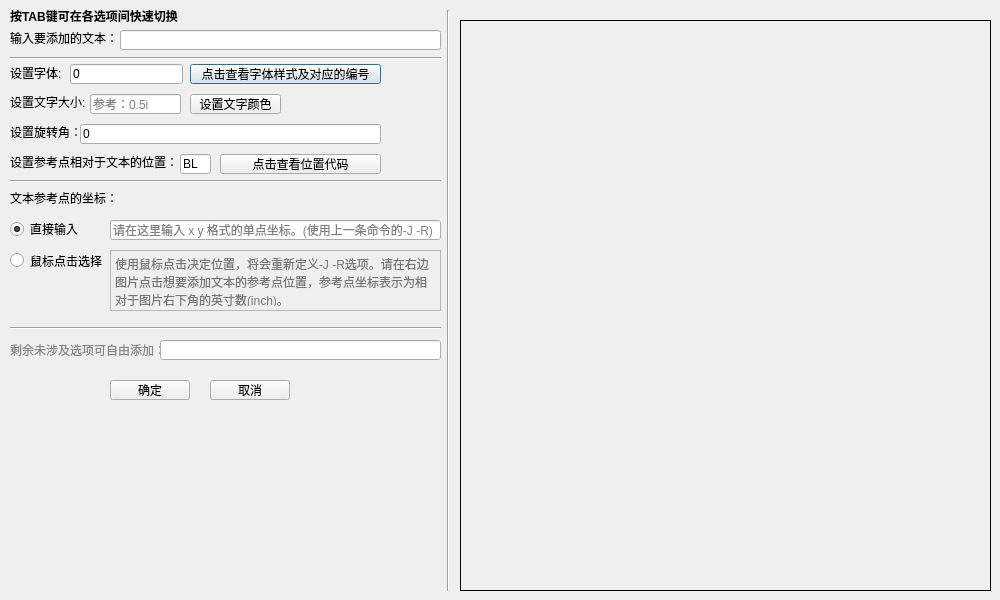
The window that src/gmt_pstext.ui (CovMat/GMT-mini-GUI) describes before a commit, drawn with Qt 5.
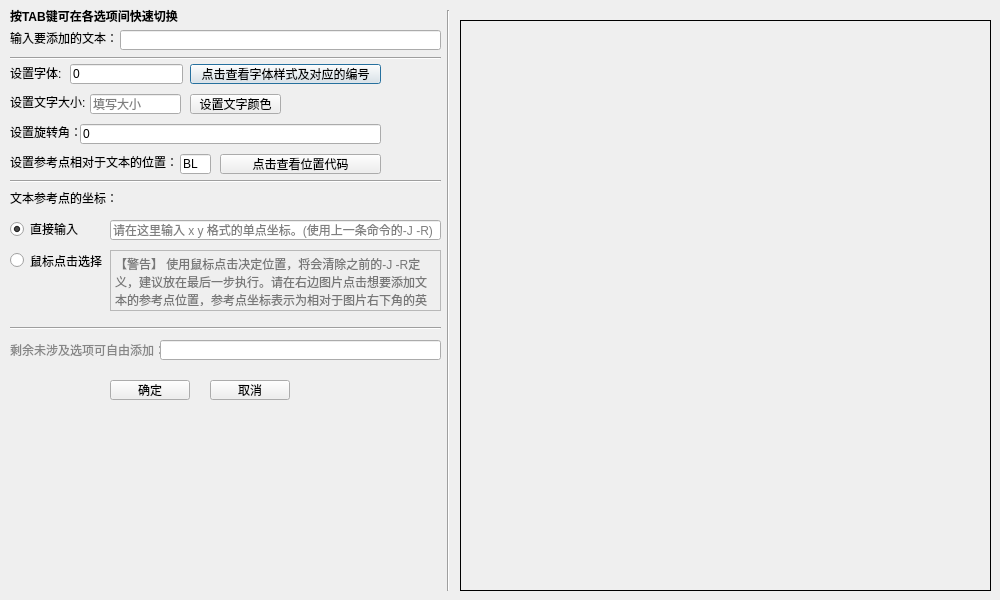
The same window after the commit.

Diff of the .ui file:
```diff
--- a/src/gmt_pstext.ui
+++ b/src/gmt_pstext.ui
@@ -91,7 +91,7 @@
 &lt;p style=&quot;-qt-paragraph-type:empty; margin-top:0px; margin-bottom:0px; margin-left:0px; margin-right:0px; -qt-block-indent:0; text-indent:0px; font-family:'MS UI Gothic';&quot;&gt;&lt;br /&gt;&lt;/p&gt;&lt;/body&gt;&lt;/html&gt;</string>
    </property>
    <property name="placeholderText">
-    <string>使用鼠标点击决定位置，将会重新定义-J -R选项。请在右边图片点击想要添加文本的参考点位置，参考点坐标表示为相对于图片右下角的英寸数(inch)。</string>
+    <string>【警告】 使用鼠标点击决定位置，将会清除之前的-J -R定义，建议放在最后一步执行。请在右边图片点击想要添加文本的参考点位置，参考点坐标表示为相对于图片右下角的英寸数(inch)。</string>
    </property>
   </widget>
   <widget class="QLabel" name="label_5">
@@ -224,7 +224,7 @@
     </rect>
    </property>
    <property name="placeholderText">
-    <string>参考：0.5i</string>
+    <string>填写大小</string>
    </property>
   </widget>
   <widget class="QPushButton" name="text_color">
```
